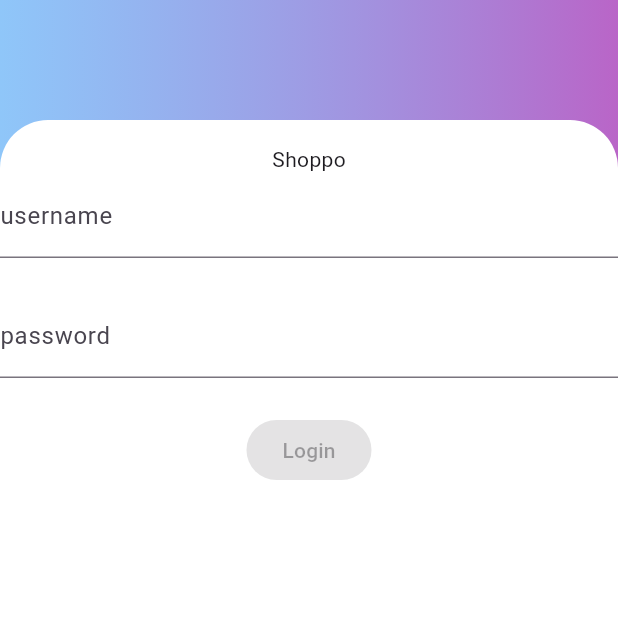
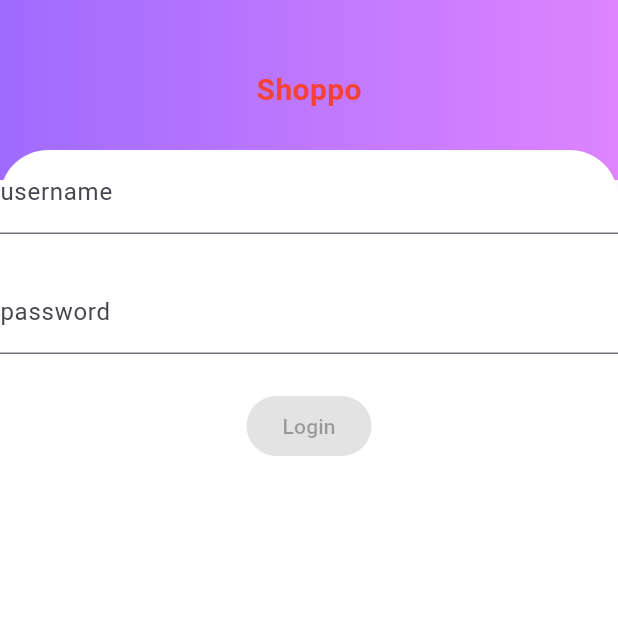
Before and after one commit to vnhanh/FlutterShopping, a Flutter app: the LoginPage screen opened directly, on a phone screen of 412 x 824 dp, the top half of it. Run offline on Flutter 3.47's test engine with Material 3 defaults, Android fonts, the light colour scheme and no system bars; our stand-ins replace bloc, equatable, flutter_bloc, formz, fpdart; missing offline and left inert: dart:ffi; accounts and stored records are empty; statements that could not run were skipped.

Commit message:
feat(login): create static color values

```diff
--- /dev/null
+++ b/lib/common/colors.dart
@@ -0,0 +1,9 @@
+import 'dart:ui';
+
+import 'package:flutter/material.dart';
+
+class ShopColor {
+
+  static const Color a675ff = Color(0xff9F6BFE);
+  static const Color de84ff = Color(0xffDE84FF);
+}
--- a/lib/login/view/login_page.dart
+++ b/lib/login/view/login_page.dart
@@ -1,7 +1,9 @@
 
 import 'package:flutter/cupertino.dart';
 import 'package:flutter/material.dart';
+import 'package:shopping/login/view/color_gradient.dart';
 
+import '../../common/colors.dart';
 import 'login_form.dart';
 
 class LoginView extends StatelessWidget {
@@ -14,31 +16,41 @@ class LoginView extends StatelessWidget {
       height: double.infinity,
       child: Stack(
         children: [
-          Header(),
-          BodyCard()
+          header(),
+          bodyCard()
         ],
       ),
     );
   }
 
-  Widget Header() {
+  Widget header() {
     return Container(
       width: double.infinity,
       height: 120.0,
-      decoration: BoxDecoration(
+      decoration: const BoxDecoration(
         gradient: LinearGradient(
-            colors: [
-              Colors.blue.withOpacity(0.5),
-              Colors.purple.withOpacity(0.7),
-            ],
+          colors: [
+            ShopColor.a675ff,
+            ShopColor.de84ff,
+          ],
+        ),
+      ),
+      child: const Align(
+        alignment: Alignment.center,
+        child: Padding(
+          padding: EdgeInsets.symmetric(vertical: 8.0),
+          child: Text(
+            "Shoppo",
+            style: TextStyle(color: Colors.red, fontSize: 20.0, fontWeight: FontWeight.bold),
+          ),
         ),
       ),
     );
   }
 
-  Widget BodyCard() {
+  Widget bodyCard() {
     return Container(
-      margin: const EdgeInsets.only(top: 80.0),
+      margin: const EdgeInsets.only(top: 100.0),
       width: double.infinity,
       // margin: const EdgeInsets.only(top: 32.0),
       decoration: const BoxDecoration(
@@ -48,10 +60,6 @@ class LoginView extends StatelessWidget {
       child: const Column(
         mainAxisSize: MainAxisSize.max,
         children: [
-          Padding(
-            padding: EdgeInsets.only(top: 16.0),
-            child: Text("Shoppo"),
-          ),
           Positioned(
               top: 20.0,
               child: LoginForm()
@@ -60,4 +68,21 @@ class LoginView extends StatelessWidget {
       ),
     );
   }
+
+  // Widget bodyCard() {
+  //   return Positioned(
+  //     top: 100.0,
+  //     child: Text("Text"),
+  //     child: Container(
+  //       width: double.infinity,
+  //       height: double.infinity,
+  //       // margin: const EdgeInsets.only(top: 32.0),
+  //       decoration: const BoxDecoration(
+  //         borderRadius: BorderRadius.only(topLeft: Radius.circular(32.0), topRight: Radius.circular(32.0)),
+  //         color: Colors.white,
+  //       ),
+  //       child: const LoginForm(),
+  //     ),
+  //   );
+  // }
 }
```
Also changed, not shown: lib/login/view/color_gradient.dart (added, +16 -0 lines).
